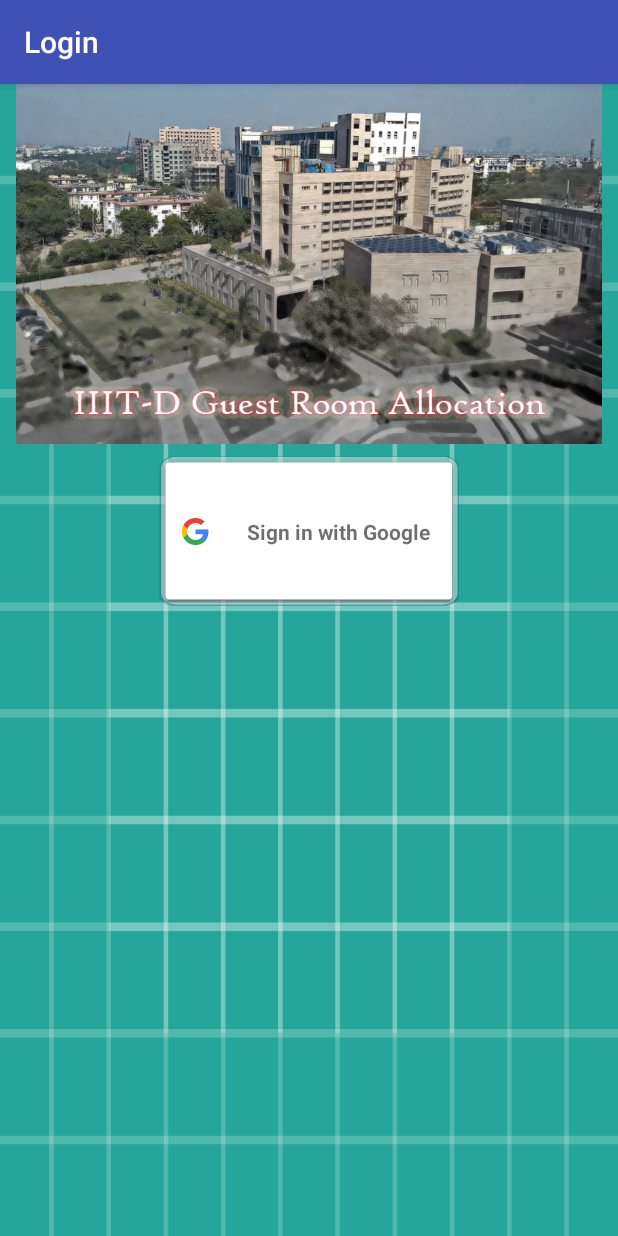
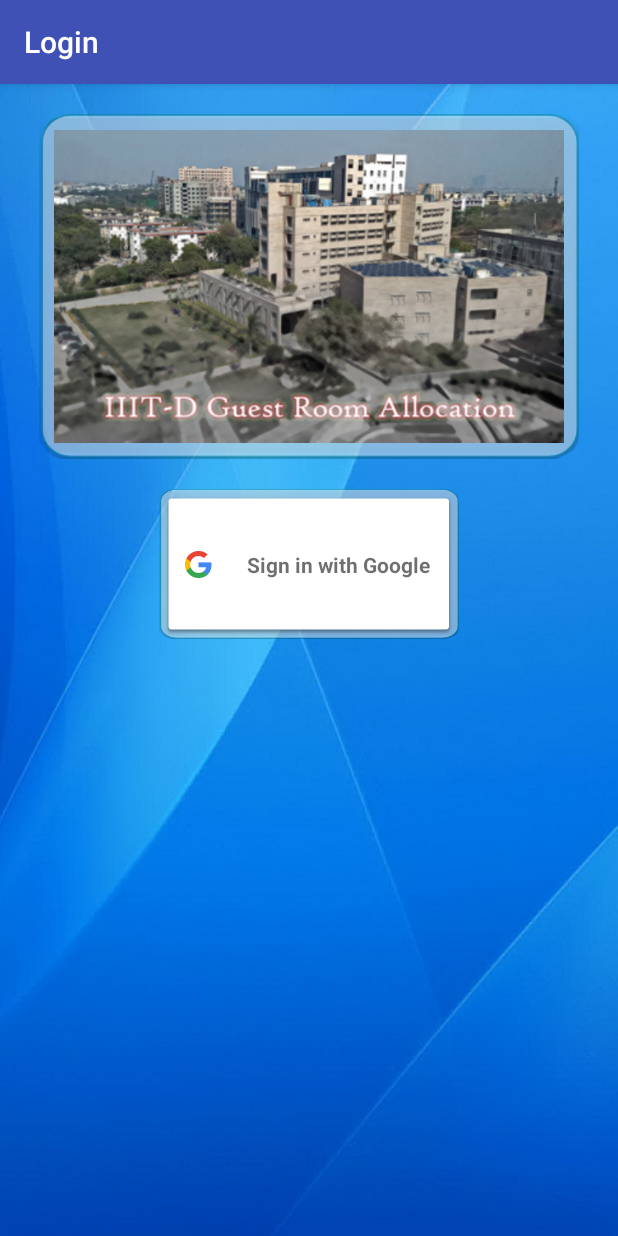
Before and after one commit to hpunetha/GuestAcc, an Android app: the screen it shows after launch (MainActivity), on a phone screen of 412 x 824 dp. Run offline under Robolectric (Android 15) with nearby library versions, the phone set to English and light mode, and no system bars; our stand-ins replace Firebase (no records; nobody signed in at launch, a user with empty details on screens opened directly).

Commit message:
UI Changes in APP

```diff
--- a/app/src/main/res/layout/activity_main.xml
+++ b/app/src/main/res/layout/activity_main.xml
@@ -4,7 +4,7 @@
     xmlns:tools="http://schemas.android.com/tools"
     android:layout_width="match_parent"
     android:layout_height="match_parent"
-    android:background="@drawable/ic_launcher_background"
+    android:background="@drawable/backgrnd"
     tools:context="in.ac.iiitd.guestacc.TypeLoginActivity">
 
     <ScrollView
@@ -18,8 +18,12 @@
 
             <ImageView
                 android:id="@+id/imageView"
-                android:layout_width="wrap_content"
-                android:layout_height="240dp"
+                android:layout_gravity="center_horizontal"
+                android:padding="10dp"
+                android:layout_width="360dp"
+                android:layout_height="230dp"
+                android:layout_marginTop="20dp"
+                android:background="@drawable/custombtn1"
                 android:contentDescription="@string/imgdetails"
                 app:srcCompat="@drawable/img_def1" />
 
@@ -32,10 +36,11 @@
                     android:id="@+id/signIn"
                     android:layout_width="200dp"
                     android:layout_height="100dp"
+                    android:padding="2dp"
                     android:layout_marginBottom="8dp"
                     android:layout_marginEnd="8dp"
                     android:layout_marginStart="8dp"
-                    android:layout_marginTop="8dp"
+                    android:layout_marginTop="20dp"
                     android:background="@drawable/custombtn1"
                     app:buttonSize="wide"
 
--- a/app/src/main/res/layout/activity_type_login.xml
+++ b/app/src/main/res/layout/activity_type_login.xml
@@ -4,7 +4,7 @@
     xmlns:tools="http://schemas.android.com/tools"
     android:layout_width="match_parent"
     android:layout_height="match_parent"
-    android:background="@drawable/ic_launcher_background"
+    android:background="@drawable/backgrnd"
     tools:context="in.ac.iiitd.guestacc.TypeLoginActivity">
 
     <ScrollView
--- a/app/src/main/res/layout/activity_view_availability.xml
+++ b/app/src/main/res/layout/activity_view_availability.xml
@@ -5,7 +5,7 @@
     android:layout_height="match_parent"
     android:orientation="vertical"
     tools:context=".ViewAvailability"
-    android:background="@drawable/ic_launcher_background">
+    android:background="@drawable/backgrnd">
 
 
     <ScrollView
```
Also changed, not shown: app/src/main/java/in/ac/iiitd/guestacc/UserHomeActivity.java (+5 -2 lines), app/src/main/res/layout/activity_user_home.xml (+16 -16 lines), app/src/main/res/drawable-v24/img_def.png (deleted), app/src/main/res/drawable-v24/img_def1.png (deleted), app/src/main/res/drawable/backgrnd.jpg (added), app/src/main/res/drawable/img_def.png (added), app/src/main/res/drawable/img_def1.png (added).
